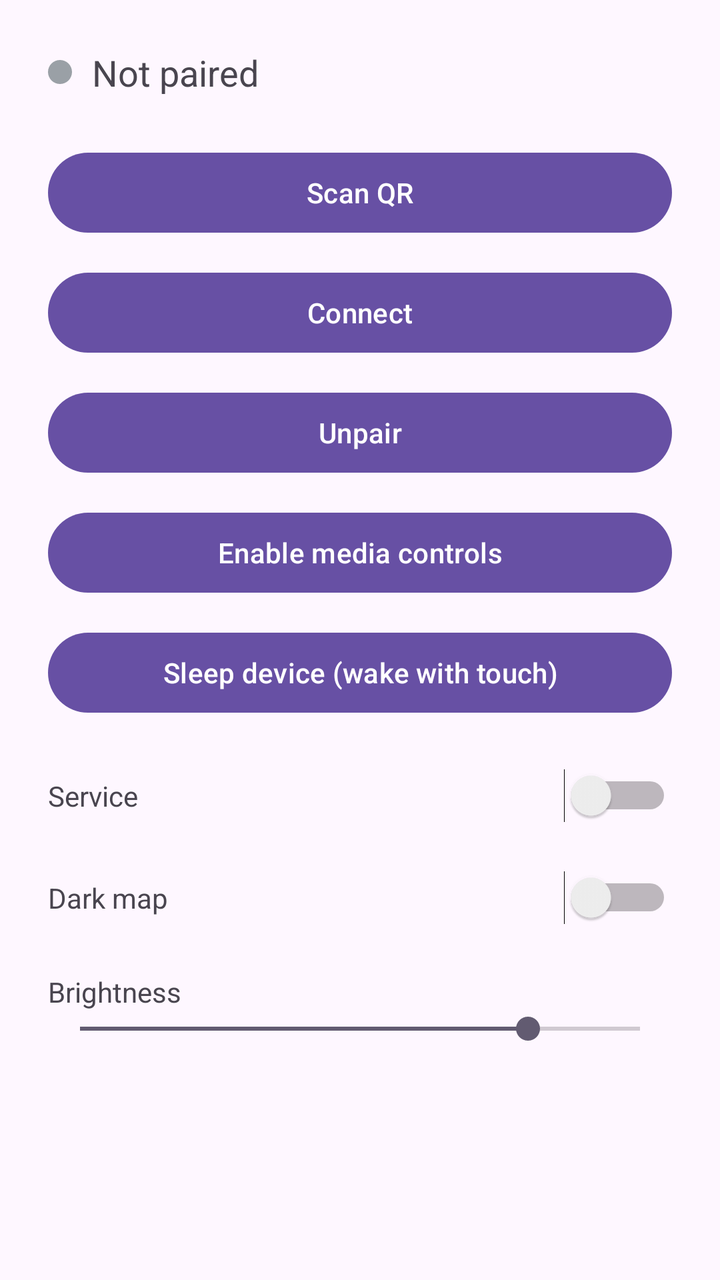
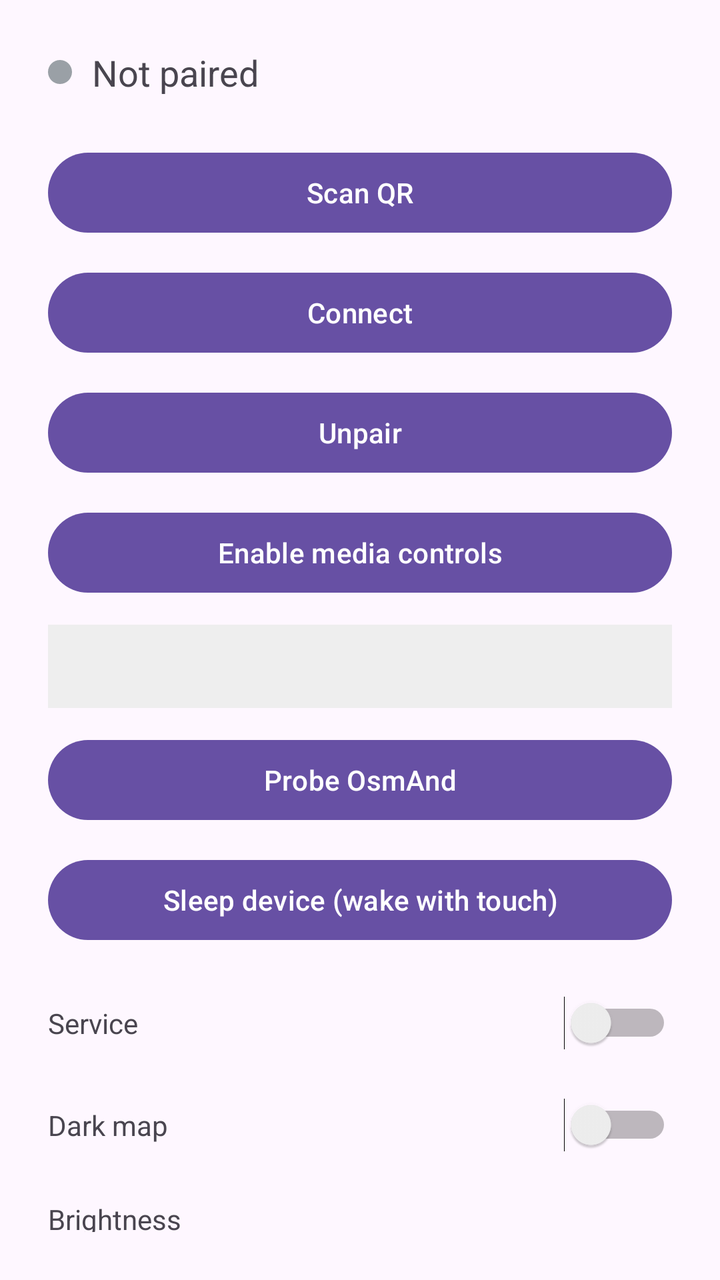

Two renders of the same Android screen: before a commit and after it. Below are the layout's source before the change and the commit's diff.
<!-- AndroidManifest.xml: application theme Theme.Material3.DayNight.NoActionBar -->
<!-- res/layout/activity_main.xml -->
<?xml version="1.0" encoding="utf-8"?>
<LinearLayout xmlns:android="http://schemas.android.com/apk/res/android"
    android:orientation="vertical"
    android:padding="24dp"
    android:layout_width="match_parent"
    android:layout_height="match_parent">

    <LinearLayout
        android:orientation="horizontal"
        android:gravity="center_vertical"
        android:layout_marginBottom="24dp"
        android:layout_width="match_parent"
        android:layout_height="wrap_content">

        <View
            android:id="@+id/linkDot"
            android:background="@drawable/dot_gray"
            android:layout_width="12dp"
            android:layout_height="12dp"
            android:layout_marginEnd="10dp" />

        <TextView
            android:id="@+id/status"
            android:text="Not paired"
            android:textSize="18sp"
            android:layout_width="0dp"
            android:layout_weight="1"
            android:layout_height="wrap_content" />
    </LinearLayout>

    <Button
        android:id="@+id/btnScan"
        android:text="Scan QR"
        android:layout_width="match_parent"
        android:layout_height="wrap_content" />

    <Button
        android:id="@+id/btnConnect"
        android:text="Connect"
        android:layout_marginTop="12dp"
        android:layout_width="match_parent"
        android:layout_height="wrap_content" />

    <Button
        android:id="@+id/btnUnpair"
        android:text="Unpair"
        android:layout_marginTop="12dp"
        android:layout_width="match_parent"
        android:layout_height="wrap_content" />

    <Button
        android:id="@+id/btnMedia"
        android:text="Enable media controls"
        android:layout_marginTop="12dp"
        android:layout_width="match_parent"
        android:layout_height="wrap_content" />

    <Button
        android:id="@+id/btnSleep"
        android:text="Sleep device (wake with touch)"
        android:layout_marginTop="12dp"
        android:layout_width="match_parent"
        android:layout_height="wrap_content" />

    <LinearLayout
        android:orientation="horizontal"
        android:gravity="center_vertical"
        android:layout_marginTop="24dp"
        android:layout_width="match_parent"
        android:layout_height="wrap_content">

        <TextView
            android:text="Service"
            android:layout_width="0dp"
            android:layout_weight="1"
            android:layout_height="wrap_content" />

        <Switch
            android:id="@+id/serviceToggle"
            android:layout_width="wrap_content"
            android:layout_height="wrap_content" />
    </LinearLayout>

    <LinearLayout
        android:orientation="horizontal"
        android:gravity="center_vertical"
        android:layout_marginTop="24dp"
        android:layout_width="match_parent"
        android:layout_height="wrap_content">

        <TextView
            android:text="Dark map"
            android:layout_width="0dp"
            android:layout_weight="1"
            android:layout_height="wrap_content" />

        <Switch
            android:id="@+id/darkMapToggle"
            android:layout_width="wrap_content"
            android:layout_height="wrap_content" />
    </LinearLayout>

    <TextView
        android:text="Brightness"
        android:layout_marginTop="24dp"
        android:layout_width="wrap_content"
        android:layout_height="wrap_content" />

    <SeekBar
        android:id="@+id/brightness"
        android:max="100"
        android:progress="80"
        android:layout_width="match_parent"
        android:layout_height="wrap_content" />
</LinearLayout>
<!-- resources referenced by this layout -->
<resources>
  <!-- drawable dot_gray (drawable) -->
  <?xml version="1.0" encoding="utf-8"?>
  <shape xmlns:android="http://schemas.android.com/apk/res/android" android:shape="oval">
      <solid android:color="#9AA0A6" />
      <size android:width="12dp" android:height="12dp" />
  </shape>
</resources>

<!-- the commit's change to res/layout/activity_main.xml (unified diff, before → after) -->
@@ -51,6 +51,23 @@
     <Button
         android:id="@+id/btnMedia"
         android:text="Enable media controls"
+        android:layout_marginTop="12dp"
+        android:layout_width="match_parent"
+        android:layout_height="wrap_content" />
+
+    <TextView
+        android:id="@+id/navDump"
+        android:text=""
+        android:textSize="13sp"
+        android:padding="12dp"
+        android:layout_marginTop="12dp"
+        android:background="#EEEEEE"
+        android:layout_width="match_parent"
+        android:layout_height="wrap_content" />
+
+    <Button
+        android:id="@+id/btnProbeOsmand"
+        android:text="Probe OsmAnd"
         android:layout_marginTop="12dp"
         android:layout_width="match_parent"
         android:layout_height="wrap_content" />
